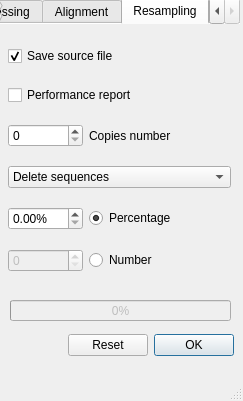
The window that window.ui (pkviatko/SHaRK) describes before a commit, drawn with Qt 5.
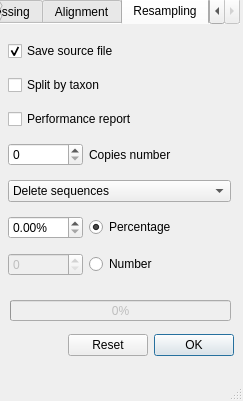
The same window after the commit. The open tabs and pages were chosen to show the change. Icons and pictures are not drawn.

Commit message: Update gui for splitting by taxon

Diff of the .ui file:
```diff
--- a/window.ui
+++ b/window.ui
@@ -541,7 +541,7 @@
         </property>
        </widget>
       </item>
-      <item row="1" column="0" colspan="3">
+      <item row="2" column="0" colspan="3">
        <widget class="QCheckBox" name="showresultsBox">
         <property name="toolTip">
          <string>&lt;html&gt;&lt;head/&gt;&lt;body&gt;&lt;p&gt;Show &lt;span style=&quot; font-weight:600;&quot;&gt;performance report&lt;/span&gt; with program &lt;span style=&quot; font-weight:600;&quot;&gt;run stats&lt;/span&gt;&lt;/p&gt;&lt;/body&gt;&lt;/html&gt;</string>
@@ -551,7 +551,7 @@
         </property>
        </widget>
       </item>
-      <item row="2" column="0">
+      <item row="5" column="0">
        <widget class="QSpinBox" name="copiesnumberSpinBox">
         <property name="toolTip">
          <string>&lt;html&gt;&lt;head/&gt;&lt;body&gt;&lt;p&gt;Set number of file &lt;span style=&quot; font-weight:600;&quot;&gt;copies&lt;/span&gt;&lt;/p&gt;&lt;/body&gt;&lt;/html&gt;</string>
@@ -561,14 +561,14 @@
         </property>
        </widget>
       </item>
-      <item row="2" column="1" colspan="2">
+      <item row="5" column="1" colspan="2">
        <widget class="QLabel" name="label">
         <property name="text">
          <string>Copies number</string>
         </property>
        </widget>
       </item>
-      <item row="3" column="0" colspan="3">
+      <item row="6" column="0" colspan="3">
        <widget class="QComboBox" name="deletionoptionCombo">
         <property name="toolTip">
          <string>&lt;html&gt;&lt;head/&gt;&lt;body&gt;&lt;p&gt;Choose the &lt;span style=&quot; font-weight:600;&quot;&gt;way of definig&lt;/span&gt; the &lt;span style=&quot; font-weight:600;&quot;&gt;replica composition&lt;/span&gt;&lt;/p&gt;&lt;/body&gt;&lt;/html&gt;</string>
@@ -585,7 +585,7 @@
         </item>
        </widget>
       </item>
-      <item row="5" column="0">
+      <item row="8" column="0">
        <widget class="QSpinBox" name="deletionnumberSpinBox">
         <property name="enabled">
          <bool>false</bool>
@@ -601,7 +601,7 @@
         </property>
        </widget>
       </item>
-      <item row="4" column="0">
+      <item row="7" column="0">
        <widget class="QDoubleSpinBox" name="deletionpercentDoubleSpinBox">
         <property name="toolTip">
          <string>&lt;html&gt;&lt;head/&gt;&lt;body&gt;&lt;p&gt;Choose the sequences &lt;span style=&quot; font-weight:600;&quot;&gt;deletion/subsampling&lt;/span&gt;&lt;span style=&quot; font-weight:600;&quot;&gt;percent&lt;/span&gt;&lt;/p&gt;&lt;/body&gt;&lt;/html&gt;</string>
@@ -623,7 +623,7 @@
         </property>
        </widget>
       </item>
-      <item row="4" column="1" colspan="2">
+      <item row="7" column="1" colspan="2">
        <widget class="QRadioButton" name="percentageRadio">
         <property name="text">
          <string>Percentage</string>
@@ -633,13 +633,20 @@
         </property>
        </widget>
       </item>
-      <item row="5" column="1" colspan="2">
+      <item row="8" column="1" colspan="2">
        <widget class="QRadioButton" name="numberRadio">
         <property name="text">
          <string>Number</string>
         </property>
        </widget>
       </item>
+      <item row="1" column="0" colspan="2">
+       <widget class="QCheckBox" name="split_checkBox">
+        <property name="text">
+         <string>Split by taxon</string>
+        </property>
+       </widget>
+      </item>
      </layout>
     </widget>
    </widget>
```
